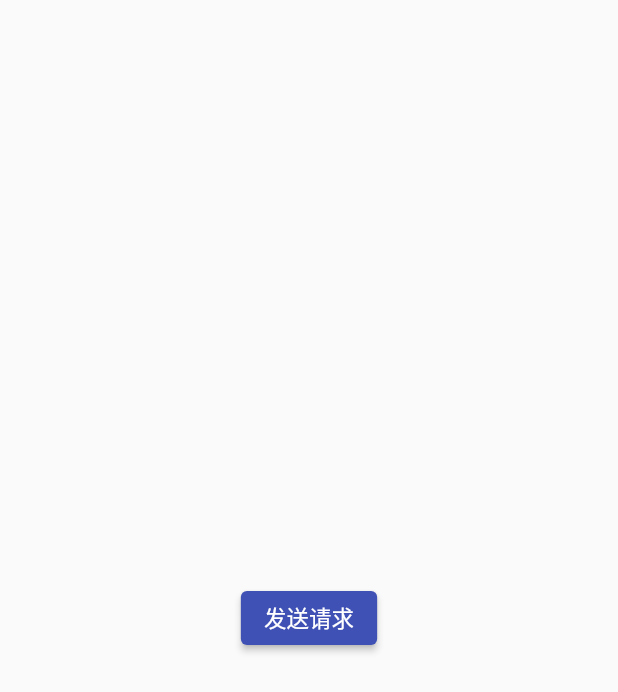
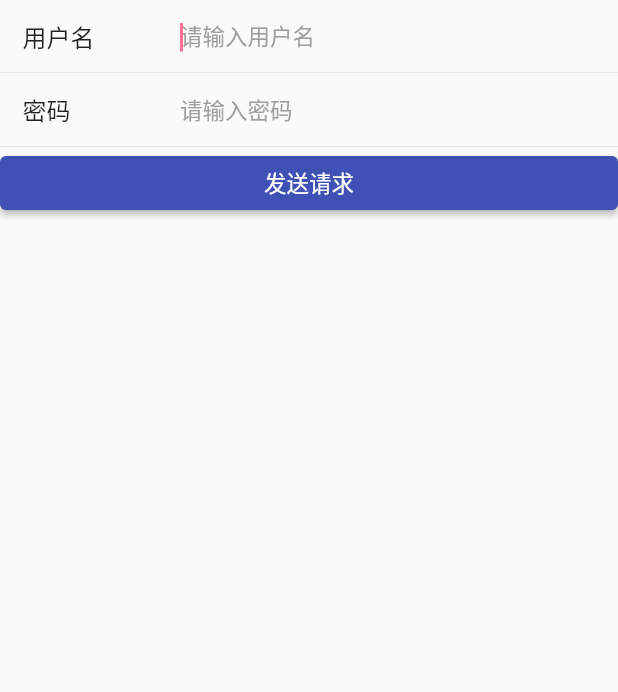
Before and after one commit to un-pany/flutter-template-plus, a Flutter app: the screen it shows after launch, on a phone screen of 412 x 824 dp. Shown: the top 692 px of the screen. Run offline on Flutter 3.47's test engine with Material 2 defaults, Android fonts, the phone set to English and light mode, and no system bars; our stand-ins replace dio, shared_preferences.

Commit message:
feat: 全局 color 常量 & 封装登录页 input 框

```diff
--- /dev/null
+++ b/lib/common/color.dart
@@ -0,0 +1,15 @@
+import 'package:flutter/material.dart';
+
+/// 主题色
+const MaterialColor primary = const MaterialColor(
+  0xfffb7299,
+  const <int, Color>{
+    50: const Color(0xffff9db5),
+  },
+);
+
+// class MyColor {
+//   static const Color red = Color(0xFFFF4759);
+//   static const Color dark_red = Color(0xFFE03E4E);
+//   static const Color dark_bg = Color(0xFF18191A);
+// }
--- a/lib/http/core/my_net_adapter.dart
+++ b/lib/http/core/my_net_adapter.dart
@@ -8,14 +8,6 @@ abstract class MyNetAdapter {
 
 /// 统一网络返回格式
 class MyNetResponse<T> {
-  MyNetResponse({
-    this.data,
-    this.request,
-    this.statusCode,
-    this.statusMessage,
-    this.extra,
-  });
-
   T? data;
   // 请求
   MyBaseRequest? request;
@@ -26,6 +18,14 @@ class MyNetResponse<T> {
   // 其他
   dynamic extra;
 
+  MyNetResponse({
+    this.data,
+    this.request,
+    this.statusCode,
+    this.statusMessage,
+    this.extra,
+  });
+
   @override
   String toString() {
     if (data is Map) {
--- a/lib/pages/login/index.dart
+++ b/lib/pages/login/index.dart
@@ -1,6 +1,7 @@
 import 'package:flutter/material.dart';
 import 'package:flutter_templete/http/core/my_net_error.dart';
 import 'package:flutter_templete/http/dao/login_dao.dart';
+import 'package:flutter_templete/widgets/login_input.dart';
 
 class LoginPage extends StatefulWidget {
   LoginPage({Key? key}) : super(key: key);
@@ -13,8 +14,29 @@ class _LoginPageState extends State<LoginPage> {
   @override
   Widget build(BuildContext context) {
     return Scaffold(
-      body: Center(
-        child: ElevatedButton(
+      body: Container(
+        // ListView 可以自适应键盘，防止键盘弹起后遮挡
+        child: ListView(
+          children: [
+            LoginInput(
+              '用户名',
+              '请输入用户名',
+              onChanged: (text) {
+                print(text);
+              },
+            ),
+            LoginInput(
+              '密码',
+              '请输入密码',
+              obscureText: true,
+              onChanged: (text) {
+                print(text);
+              },
+              focusChanged: (focus) {
+                print(focus);
+              },
+            ),
+            ElevatedButton(
               child: Text("发送请求"),
               onPressed: () async {
                 try {
@@ -29,6 +51,8 @@ class _LoginPageState extends State<LoginPage> {
                 }
               },
             ),
+          ],
+        ),
       ),
     );
   }
--- /dev/null
+++ b/lib/widgets/login_input.dart
@@ -0,0 +1,115 @@
+import 'package:flutter/material.dart';
+import 'package:flutter/services.dart';
+import 'package:flutter_templete/common/color.dart';
+
+/// 登录输入框
+class LoginInput extends StatefulWidget {
+  // 标题
+  final String title;
+  // 提示文字
+  final String hint;
+  // 底部线边距
+  final bool lineStretch;
+  // 隐藏文本
+  final bool obscureText;
+  // 键盘类型
+  final TextInputType? keyboardType;
+  // 输入事件
+  final ValueChanged<String>? onChanged;
+  // 聚焦事件
+  final ValueChanged<bool>? focusChanged;
+
+  const LoginInput(
+    this.title,
+    this.hint, {
+    Key? key,
+    this.lineStretch = false,
+    this.obscureText = false,
+    this.keyboardType,
+    this.onChanged,
+    this.focusChanged,
+  }) : super(key: key);
+
+  @override
+  _LoginInputState createState() => _LoginInputState();
+}
+
+class _LoginInputState extends State<LoginInput> {
+  final _focusNode = FocusNode();
+
+  @override
+  void initState() {
+    super.initState();
+    // 是否获取光标的监听
+    _focusNode.addListener(() {
+      if (widget.focusChanged != null) {
+        widget.focusChanged!(_focusNode.hasFocus);
+      }
+    });
+  }
+
+  @override
+  void dispose() {
+    _focusNode.dispose();
+    super.dispose();
+  }
+
+  @override
+  Widget build(BuildContext context) {
+    return Column(
+      children: [
+        Row(
+          children: [
+            Container(
+              padding: EdgeInsets.only(left: 15),
+              width: 100,
+              child: Text(
+                widget.title,
+                style: TextStyle(fontSize: 16),
+              ),
+            ),
+            _input(),
+          ],
+        ),
+        Padding(
+          padding: EdgeInsets.only(left: widget.lineStretch ? 15 : 0),
+          child: Divider(
+            height: 1,
+            thickness: 0.5,
+          ),
+        ),
+      ],
+    );
+  }
+
+  // 输入框
+  Widget _input() {
+    return Expanded(
+      child: TextField(
+        focusNode: _focusNode,
+        onChanged: widget.onChanged,
+        obscureText: widget.obscureText,
+        keyboardType: widget.keyboardType,
+        autofocus: !widget.obscureText,
+        cursorColor: primary,
+        style: TextStyle(
+          fontSize: 16,
+          fontWeight: FontWeight.w300,
+        ),
+        // 输入框的样式
+        decoration: InputDecoration(
+          contentPadding: EdgeInsets.only(
+            left: 20,
+            right: 20,
+          ),
+          border: InputBorder.none,
+          hintText: widget.hint,
+          hintStyle: TextStyle(
+            fontSize: 15,
+            color: Colors.grey,
+          ),
+        ),
+      ),
+    );
+  }
+}
```
Lines whose indentation alone changed are shown as unchanged.
